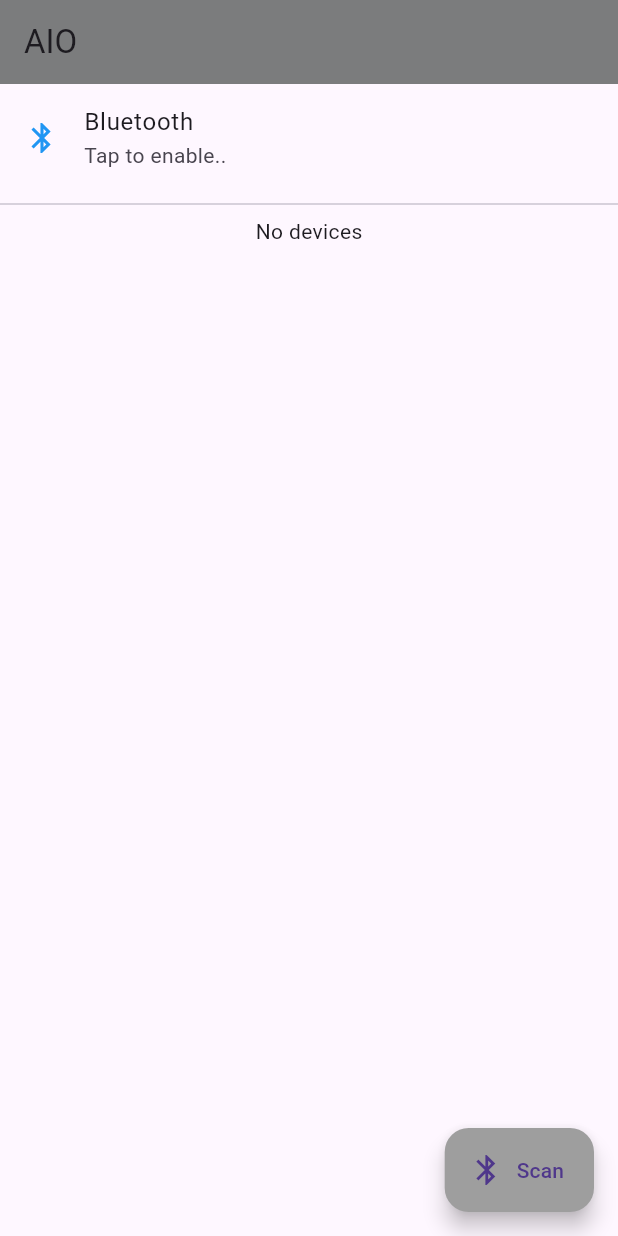
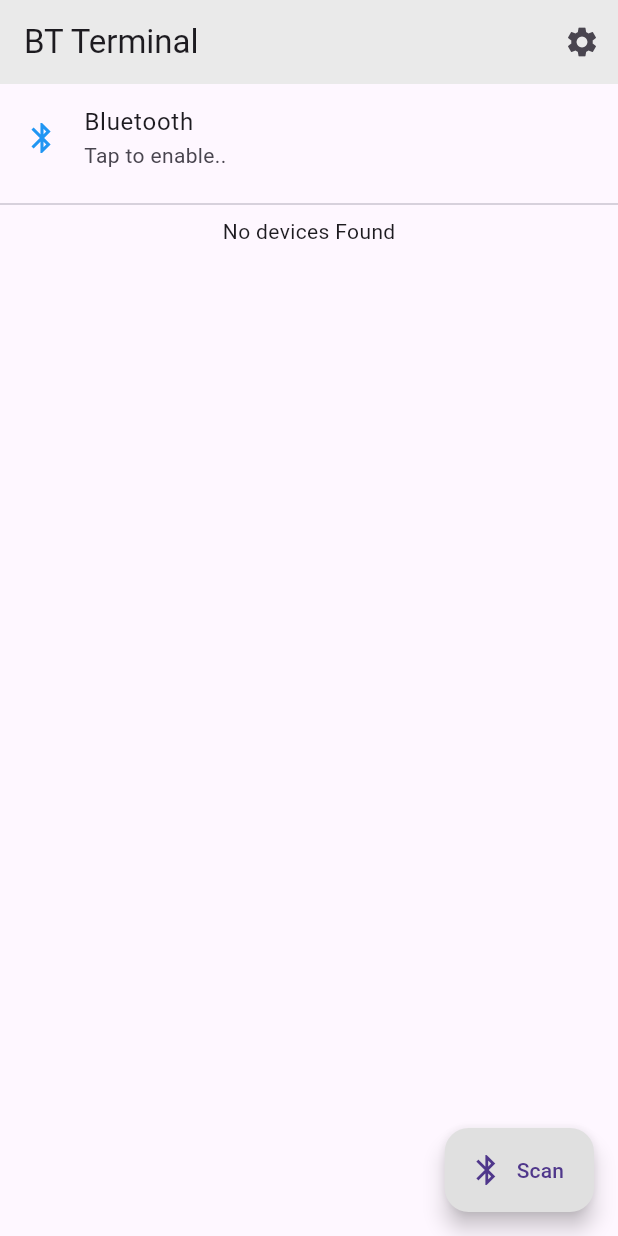
Before and after one commit to Dinith132/BlueLink-Terminal, a Flutter app: the screen it shows after launch, on a phone screen of 412 x 824 dp. Run offline on Flutter 3.47's test engine with Material 3 defaults, Android fonts, the phone set to English and light mode, and no system bars; missing offline and left inert: flutter_blue_classic.

```diff
--- a/lib/main.dart
+++ b/lib/main.dart
@@ -86,8 +86,14 @@ class _MainScreenState extends State<MainScreen> {
 
     return Scaffold(
       appBar: AppBar(
-        title: const Text('AIO'),
-        backgroundColor: const Color.fromARGB(255, 123, 124, 125),
+        title: const Text('BT Terminal'),
+        backgroundColor: const Color.fromARGB(255, 234, 234, 234),
+        actions: [
+          IconButton(
+            icon: Icon(Icons.settings),
+            onPressed: () {},
+          ),
+        ],
       ),
       body: ListView(
         children: [
@@ -100,7 +106,7 @@ class _MainScreenState extends State<MainScreen> {
           ),
           const Divider(),
           if (scanResults.isEmpty)
-        const Center(child: Text("No devices"))
+        const Center(child: Text("No devices Found"))
           else
         for (var (index, result) in scanResults.indexed)
           ListTile(
@@ -148,7 +154,7 @@ class _MainScreenState extends State<MainScreen> {
         },
         label: Text(_isScanning ? "Scanning" : "Scan"),
         icon: Icon(_isScanning ? Icons.bluetooth_searching : Icons.bluetooth),
-        backgroundColor: Colors.grey,
+        backgroundColor: const Color.fromARGB(255, 224, 224, 224),
       ),);
   }
 }
```
Also changed, not shown: lib/device_screen.dart (+44 -10 lines).
